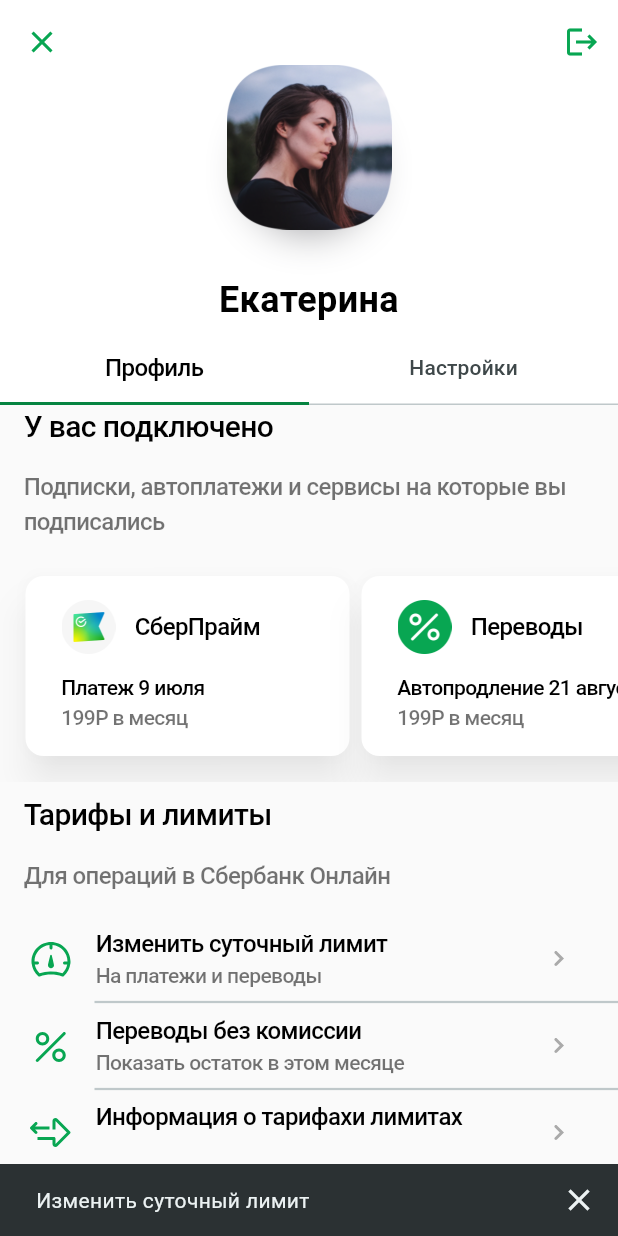
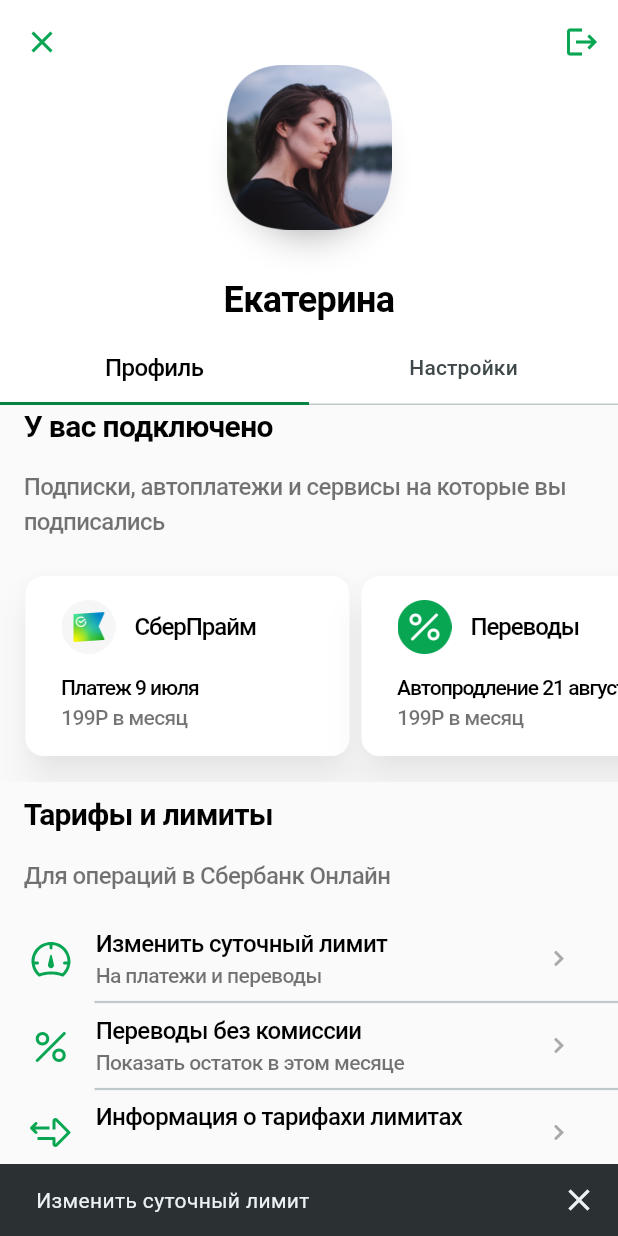
Before and after one commit to DeVoytinc/Sberbank_lab, a Flutter app: the screen it shows after launch, after a tap on "Изменить суточный лимит", on a phone screen of 412 x 824 dp. Run offline on Flutter 3.47's test engine with Material 3 defaults, Android fonts, the phone set to English and light mode, and no system bars; our stand-ins replace flutter_svg; Roboto replaces fonts that are missing (SF Pro Text).

Commit message:
Added Sizes

```diff
--- a/lib/themes/text_styles.dart
+++ b/lib/themes/text_styles.dart
@@ -1,13 +1,12 @@
 import 'package:flutter/material.dart';
 import 'package:sberbank_lab/themes/colors.dart';
-import 'package:sberbank_lab/themes/sizes.dart';
 
 class TextStyles {
   static TextStyle primary(double? fontSize) {
     return TextStyle(
       color: MyColors.TextTitleColor,
-      fontSize: Sizes.text_largeHeader,
-      fontWeight: FontWeight.w700,
+      fontSize: fontSize,
+      fontWeight: FontWeight.w500,
       letterSpacing: -0.70,
     );
   }
@@ -15,9 +14,9 @@
   static TextStyle primaryBold(double? fontSize) {
     return TextStyle(
       color: MyColors.TextTitleColor,
-      fontSize: Sizes.text_regularHeader,
+      fontSize: fontSize,
       fontFamily: 'SF Pro Text',
-      fontWeight: FontWeight.w500,
+      fontWeight: FontWeight.w700,
       letterSpacing: -0.42,
     );
   }
--- a/lib/widgets/appbar.dart
+++ b/lib/widgets/appbar.dart
@@ -49,8 +49,8 @@
               mainAxisAlignment: MainAxisAlignment.center,
               children: <Widget>[
                 Container(
-                  width: 110,
-                  height: 110,
+                  width: Sizes.profileImageSize,
+                  height: Sizes.profileImageSize,
                   decoration: ShapeDecoration(
                     shape: RoundedRectangleBorder(
                       borderRadius: BorderRadius.circular(38),
@@ -69,15 +69,11 @@
                 const SizedBox(
                   height: 30,
                 ),
-                const Text(
+                Text(
                   'Екатерина',
                   textAlign: TextAlign.center,
-                  style: TextStyle(
-                    color: Colors.black,
-                    fontSize: 24,
-                    fontWeight: FontWeight.w700,
+                  style: TextStyles.primaryBold(Sizes.text_largeHeader),
                   ),
-                ),
                 const SizedBox(
                   height: 10,
                 ),
--- a/lib/widgets/horizontal_list_item.dart
+++ b/lib/widgets/horizontal_list_item.dart
@@ -1,6 +1,7 @@
 import 'package:flutter/material.dart';
 import 'package:sberbank_lab/models/SubscriptionModel.dart';
-import 'package:sberbank_lab/themes/colors.dart';
+import 'package:sberbank_lab/themes/sizes.dart';
+import 'package:sberbank_lab/themes/text_styles.dart';
 
 class HorizontalListItem extends StatelessWidget {
   const HorizontalListItem({super.key, required this.subscription});
@@ -23,9 +24,7 @@
           shadowColor: Colors.black.withAlpha(90),
           shape: RoundedRectangleBorder(borderRadius: BorderRadius.circular(12))
         ),
-        onPressed: () {
-
-        },
+        onPressed: () { },
         child: Padding(
           padding: const EdgeInsets.symmetric(horizontal: 0, vertical: 16),
           child: Column(crossAxisAlignment: CrossAxisAlignment.start, children: [
@@ -33,41 +32,26 @@
               children: [
                 Image.asset(
                   subscription.imageName,
-                  width: 36,
-                  height: 36,
+                  width: Sizes.iconSize,
+                  height:  Sizes.iconSize,
                 ),
                 const SizedBox(
                   width: 13,
                 ),
                 Text(
                   subscription.title,
-                  style: const TextStyle(
-                    color: MyColors.TextTitleColor,
-                    fontSize: 16,
-                    fontWeight: FontWeight.w500,
-                    letterSpacing: -0.40,
-                  ),
+                  style: TextStyles.primary(Sizes.text_regular)
                 ),
               ],
             ),
-            Expanded(child: Container()),
+            const Spacer(),
             Text(
               subscription.subtitle,
-              style: const TextStyle(
-                color: MyColors.TextTitleColor,
-                fontSize: 14,
-                fontWeight: FontWeight.w500,
-                letterSpacing: -0.41,
-              ),
+              style: TextStyles.primary(Sizes.text_small)
             ),
             Text(
               subscription.money,
-              style: const TextStyle(
-                color: MyColors.TextSubtitleColor,
-                fontSize: 14,
-                fontWeight: FontWeight.w500,
-                letterSpacing: -0.41,
-              ),
+              style: TextStyles.secondary(Sizes.text_small)
             )
           ]),
         ),
--- a/lib/widgets/section_header.dart
+++ b/lib/widgets/section_header.dart
@@ -1,8 +1,6 @@
 import 'package:flutter/material.dart';
 import 'package:sberbank_lab/themes/sizes.dart';
 import 'package:sberbank_lab/themes/text_styles.dart';
-
-import '../Themes/colors.dart';
 
 class SectionHeader extends StatelessWidget {
   const SectionHeader(
```
